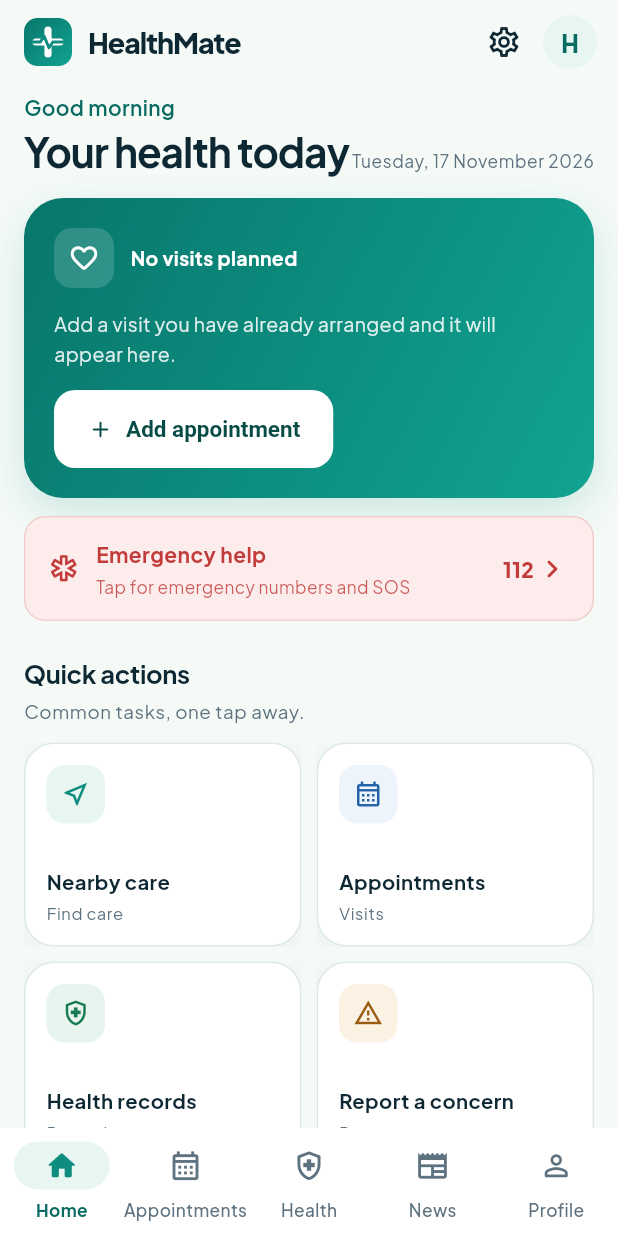
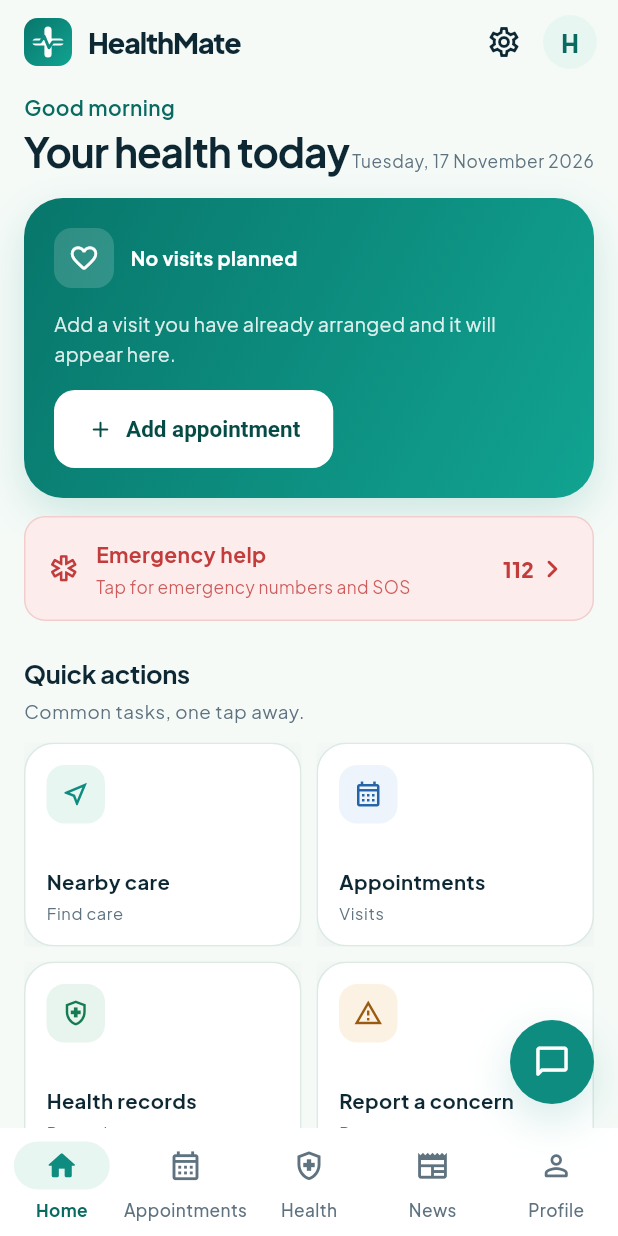
Before and after one commit to krishnapandey2006/HealthMate, a Flutter app: the screen it shows after launch, after a tap on "Skip", on a phone screen of 412 x 824 dp. Run offline on Flutter 3.47's test engine with Material 3 defaults, Android fonts, the phone set to English and light mode, and no system bars; our stand-ins replace flutter_map, flutter_tts, geolocator, hive, hive_flutter, latlong2 and 4 more; missing offline and left inert: dart:js_interop; accounts and stored records are empty; network calls fail.

Commit message:
Add Noupe chatbot integration
Integrate the exact Noupe embed on web with launcher visibility tied to the main shell. Add a native WebView chat overlay and floating launcher, the webview_flutter dependency, and launcher placement tests.

```diff
--- a/lib/screens/main_scaffold.dart
+++ b/lib/screens/main_scaffold.dart
@@ -1,10 +1,14 @@
+import 'package:flutter/foundation.dart';
 import 'package:flutter/material.dart';
 
 import '../app/theme.dart';
 import '../health_news_screen.dart';
 import '../l10n/app_localizations.dart';
+import '../services/chatbot_web.dart';
 import '../widgets/app_widgets.dart';
+import '../widgets/chatbot_launcher.dart';
 import 'appointments_screen.dart';
+import 'chatbot_chat.dart';
 import 'health_hub_screen.dart';
 import 'home_screen.dart';
 import 'profile_screen.dart';
@@ -19,6 +23,8 @@ class MainScaffold extends StatefulWidget {
 
 class _MainScaffoldState extends State<MainScaffold> {
   int _index = 0;
+  bool _chatMounted = false;
+  bool _chatOpen = false;
 
   static const _pages = <Widget>[
     HomeScreen(),
@@ -27,6 +33,31 @@ class _MainScaffoldState extends State<MainScaffold> {
     HealthNewsScreen(),
     ProfileScreen(),
   ];
+
+  @override
+  void initState() {
+    super.initState();
+    // The web build uses the Noupe embed's own launcher (web/index.html).
+    setChatbotLauncherVisible(true);
+  }
+
+  @override
+  void dispose() {
+    setChatbotLauncherVisible(false);
+    super.dispose();
+  }
+
+  void _openChatbot() {
+    setState(() {
+      _chatMounted = true;
+      _chatOpen = true;
+    });
+  }
+
+  void _closeChatbot() {
+    if (!_chatOpen) return;
+    setState(() => _chatOpen = false);
+  }
 
   void _openSettings() {
     Navigator.of(context).push(
@@ -38,18 +69,22 @@ class _MainScaffoldState extends State<MainScaffold> {
   Widget build(BuildContext context) {
     final l10n = AppLocalizations.of(context);
     final wide = MediaQuery.sizeOf(context).width >= 900;
+    final bottomInset = MediaQuery.paddingOf(context).bottom;
     final destinations = [
       _Destination(Icons.home_outlined, Icons.home_rounded, l10n.t('home')),
       _Destination(Icons.calendar_month_outlined, Icons.calendar_month_rounded,
           l10n.t('appointments')),
-      _Destination(Icons.health_and_safety_outlined, Icons.health_and_safety_rounded,
-          l10n.t('health')),
-      _Destination(Icons.newspaper_outlined, Icons.newspaper_rounded, l10n.t('news')),
-      _Destination(Icons.person_outline_rounded, Icons.person_rounded, l10n.t('profile')),
+      _Destination(Icons.health_and_safety_outlined,
+          Icons.health_and_safety_rounded, l10n.t('health')),
+      _Destination(
+          Icons.newspaper_outlined, Icons.newspaper_rounded, l10n.t('news')),
+      _Destination(Icons.person_outline_rounded, Icons.person_rounded,
+          l10n.t('profile')),
     ];
 
+    final Widget shell;
     if (wide) {
-      return Scaffold(
+      shell = Scaffold(
         body: Row(
           children: [
             Container(
@@ -59,7 +94,8 @@ class _MainScaffoldState extends State<MainScaffold> {
               ),
               child: NavigationRail(
                 selectedIndex: _index,
-                onDestinationSelected: (value) => setState(() => _index = value),
+                onDestinationSelected: (value) =>
+                    setState(() => _index = value),
                 labelType: NavigationRailLabelType.all,
                 backgroundColor: Colors.white,
                 indicatorColor: AppColors.tealSoft,
@@ -81,7 +117,8 @@ class _MainScaffoldState extends State<MainScaffold> {
                   for (final destination in destinations)
                     NavigationRailDestination(
                       icon: Icon(destination.icon),
-                      selectedIcon: Icon(destination.selectedIcon, color: AppColors.teal),
+                      selectedIcon:
+                          Icon(destination.selectedIcon, color: AppColors.teal),
                       label: Text(destination.label),
                     ),
                 ],
@@ -96,9 +133,8 @@ class _MainScaffoldState extends State<MainScaffold> {
           ],
         ),
       );
-    }
-
-    return Scaffold(
+    } else {
+      shell = Scaffold(
         body: MainTabScope(
           selectTab: (value) => setState(() => _index = value),
           child: IndexedStack(index: _index, children: _pages),
@@ -112,6 +148,35 @@ class _MainScaffoldState extends State<MainScaffold> {
                 icon: Icon(destination.icon),
                 selectedIcon: Icon(destination.selectedIcon),
                 label: destination.label,
+              ),
+          ],
+        ),
+      );
+    }
+
+    if (kIsWeb) return shell;
+
+    return PopScope(
+      canPop: !_chatOpen,
+      onPopInvokedWithResult: (didPop, result) {
+        if (!didPop && _chatOpen) _closeChatbot();
+      },
+      child: Stack(
+        children: [
+          shell,
+          if (_chatMounted)
+            Offstage(
+              offstage: !_chatOpen,
+              child: ChatbotChat(
+                open: _chatOpen,
+                onClosed: _closeChatbot,
+              ),
+            ),
+          if (!_chatOpen)
+            Positioned(
+              right: 16,
+              bottom: bottomInset + (wide ? 16 : 72 + 16),
+              child: ChatbotLauncher(onPressed: _openChatbot),
             ),
         ],
       ),
--- /dev/null
+++ b/lib/services/chatbot_web.dart
@@ -0,0 +1,7 @@
+/// Controls the Noupe chat launcher that `web/index.html` injects.
+///
+/// Native builds have no page-level launcher, so the stub makes this a no-op.
+library;
+
+export 'chatbot_web_stub.dart'
+    if (dart.library.js_interop) 'chatbot_web_web.dart';
--- /dev/null
+++ b/lib/services/chatbot_web_stub.dart
@@ -0,0 +1,2 @@
+/// No-op on platforms where the web page embed is not present.
+void setChatbotLauncherVisible(bool visible) {}
--- /dev/null
+++ b/lib/widgets/chatbot_launcher.dart
@@ -0,0 +1,49 @@
+import 'package:flutter/material.dart';
+
+import '../app/theme.dart';
+
+/// Floating entry point for the HealthMate assistant on native builds.
+///
+/// The web build uses the launcher supplied by the Noupe embed instead.
+class ChatbotLauncher extends StatelessWidget {
+  const ChatbotLauncher({super.key, required this.onPressed});
+
+  final VoidCallback onPressed;
+
+  @override
+  Widget build(BuildContext context) {
+    return Semantics(
+      button: true,
+      label: 'HealthMate assistant',
+      child: Tooltip(
+        message: 'HealthMate assistant',
+        excludeFromSemantics: true,
+        child: DecoratedBox(
+          decoration: const BoxDecoration(
+            color: AppColors.teal,
+            shape: BoxShape.circle,
+            boxShadow: AppShadows.brand,
+          ),
+          child: Material(
+            color: Colors.transparent,
+            shape: const CircleBorder(),
+            clipBehavior: Clip.antiAlias,
+            child: InkWell(
+              customBorder: const CircleBorder(),
+              onTap: onPressed,
+              child: const SizedBox(
+                width: 56,
+                height: 56,
+                child: Icon(
+                  Icons.chat_bubble_outline_rounded,
+                  color: Colors.white,
+                  size: 25,
+                ),
+              ),
+            ),
+          ),
+        ),
+      ),
+    );
+  }
+}
--- a/pubspec.yaml
+++ b/pubspec.yaml
@@ -51,6 +51,7 @@ dependencies:
   flutter_map: ^8.3.2
   latlong2: ^0.10.1
   crypto: ^3.0.8
+  webview_flutter: ^4.14.1
 
 dev_dependencies:
   flutter_test:
```
Also changed, not shown: lib/screens/chatbot_chat.dart (added, +373 -0 lines), lib/services/chatbot_web_web.dart (added, +9 -0 lines), pubspec.lock, 3 other files. Lines whose indentation alone changed are shown as unchanged.
